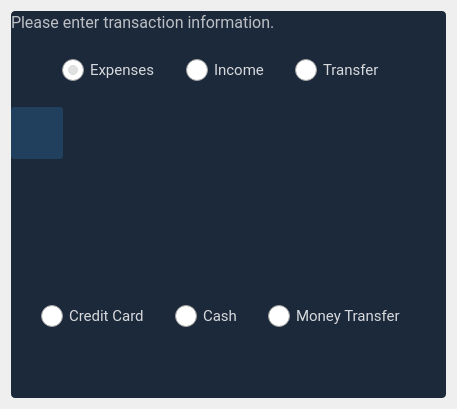
This is budgetter/view/skeletons/AddTransaction.ui in opierre/Budgetter as Qt 5 draws it before an edit. The edited form follows.
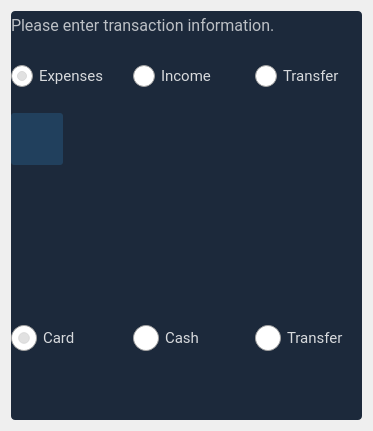
This is the edited form. Icons and pictures are not drawn. Custom widgets are drawn as their Qt base class.

Commit message: feat: completed add transaction popup layout

```diff
--- a/budgetter/view/skeletons/AddTransaction.ui
+++ b/budgetter/view/skeletons/AddTransaction.ui
@@ -6,8 +6,8 @@
    <rect>
     <x>0</x>
     <y>0</y>
-    <width>457</width>
-    <height>409</height>
+    <width>371</width>
+    <height>431</height>
    </rect>
   </property>
   <property name="windowTitle">
@@ -122,7 +122,44 @@
 	border: none;
 	border-radius: 3px;
 	outline: none;
-}</string>
+}
+
+QRadioButton#card::indicator::checked 
+{
+	image: url(:/images/images/credit_card_FILL1_wght400_GRAD0_opsz48.svg);
+}
+
+QRadioButton#card::indicator::unchecked 
+{
+	image: url(:/images/images/credit_card_FILL0_wght400_GRAD0_opsz48.svg);
+}
+
+QRadioButton#cash::indicator::checked 
+{
+	image: url(:/images/images/local_atm_FILL1_wght400_GRAD0_opsz48.svg);
+}
+
+QRadioButton#cash::indicator::unchecked 
+{
+	image: url(:/images/images/local_atm_FILL0_wght400_GRAD0_opsz48.svg);
+}
+
+QRadioButton#money_transfer::indicator::checked 
+{
+	image: url(:/images/images/swap_horizontal_circle_FILL1_wght400_GRAD0_opsz48.svg);
+}
+
+QRadioButton#money_transfer::indicator::unchecked 
+{
+	image: url(:/images/images/swap_horizontal_circle_FILL0_wght400_GRAD0_opsz48.svg);
+}
+
+QRadioButton#cash::indicator, QRadioButton#card::indicator, QRadioButton#money_transfer::indicator 
+{
+    width: 26px;
+    height: 26px;
+}
+</string>
   </property>
   <layout class="QGridLayout" name="gridLayout">
    <item row="0" column="0">
@@ -177,13 +214,38 @@
          <number>0</number>
         </property>
         <item>
-         <layout class="QHBoxLayout" name="radio_buttons">
+         <widget class="QWidget" name="widget" native="true">
+          <property name="sizePolicy">
+           <sizepolicy hsizetype="MinimumExpanding" vsizetype="Preferred">
+            <horstretch>0</horstretch>
+            <verstretch>0</verstretch>
+           </sizepolicy>
+          </property>
+          <property name="minimumSize">
+           <size>
+            <width>336</width>
+            <height>32</height>
+           </size>
+          </property>
+          <property name="maximumSize">
+           <size>
+            <width>16777215</width>
+            <height>32</height>
+           </size>
+          </property>
+          <layout class="QHBoxLayout" name="horizontalLayout_3">
           <property name="spacing">
            <number>30</number>
           </property>
+           <property name="leftMargin">
+            <number>0</number>
+           </property>
           <property name="topMargin">
            <number>5</number>
           </property>
+           <property name="rightMargin">
+            <number>0</number>
+           </property>
           <property name="bottomMargin">
            <number>5</number>
           </property>
@@ -202,6 +264,12 @@
           </item>
           <item>
            <widget class="QRadioButton" name="expenses">
+             <property name="minimumSize">
+              <size>
+               <width>92</width>
+               <height>0</height>
+              </size>
+             </property>
             <property name="font">
              <font>
               <family>Roboto</family>
@@ -224,6 +292,12 @@
           </item>
           <item>
            <widget class="QRadioButton" name="income">
+             <property name="minimumSize">
+              <size>
+               <width>92</width>
+               <height>0</height>
+              </size>
+             </property>
             <property name="font">
              <font>
               <family>Roboto</family>
@@ -243,6 +317,12 @@
           </item>
           <item>
            <widget class="QRadioButton" name="transfer">
+             <property name="minimumSize">
+              <size>
+               <width>92</width>
+               <height>0</height>
+              </size>
+             </property>
             <property name="font">
              <font>
               <family>Roboto</family>
@@ -274,6 +354,7 @@
            </spacer>
           </item>
          </layout>
+         </widget>
         </item>
         <item>
          <layout class="QHBoxLayout" name="horizontalLayout">
@@ -380,6 +461,9 @@
         </item>
         <item>
          <layout class="QHBoxLayout" name="horizontalLayout_4">
+          <property name="spacing">
+           <number>20</number>
+          </property>
           <item>
            <widget class="MaterialOutlinedDateEdit" name="date">
             <property name="minimumSize">
@@ -427,10 +511,65 @@
          </layout>
         </item>
         <item>
-         <layout class="QHBoxLayout" name="horizontalLayout_5">
+         <layout class="QGridLayout" name="gridLayout_2">
+          <property name="topMargin">
+           <number>10</number>
+          </property>
+          <property name="bottomMargin">
+           <number>0</number>
+          </property>
+          <property name="horizontalSpacing">
+           <number>30</number>
+          </property>
+          <property name="verticalSpacing">
+           <number>0</number>
+          </property>
+          <item row="1" column="0" colspan="3">
+           <widget class="MaterialOutlinedLineEdit" name="notes">
+            <property name="minimumSize">
+             <size>
+              <width>0</width>
+              <height>67</height>
+             </size>
+            </property>
+            <property name="maximumSize">
+             <size>
+              <width>16777215</width>
+              <height>67</height>
+             </size>
+            </property>
+            <property name="font">
+             <font>
+              <family>Roboto</family>
+              <pointsize>11</pointsize>
+             </font>
+            </property>
+           </widget>
+          </item>
+          <item row="0" column="0" colspan="3">
+           <widget class="QWidget" name="widget_2" native="true">
+            <property name="minimumSize">
+             <size>
+              <width>20</width>
+              <height>32</height>
+             </size>
+            </property>
+            <layout class="QHBoxLayout" name="horizontalLayout_6">
           <property name="spacing">
            <number>30</number>
           </property>
+             <property name="leftMargin">
+              <number>0</number>
+             </property>
+             <property name="topMargin">
+              <number>2</number>
+             </property>
+             <property name="rightMargin">
+              <number>0</number>
+             </property>
+             <property name="bottomMargin">
+              <number>0</number>
+             </property>
           <item>
            <spacer name="horizontalSpacer_3">
             <property name="orientation">
@@ -446,6 +585,12 @@
           </item>
           <item>
            <widget class="QRadioButton" name="card">
+               <property name="minimumSize">
+                <size>
+                 <width>92</width>
+                 <height>0</height>
+                </size>
+               </property>
             <property name="font">
              <font>
               <family>Roboto</family>
@@ -459,12 +604,21 @@
              <string notr="true">color: rgba(255, 255, 255, 210);</string>
             </property>
             <property name="text">
-             <string>Credit Card</string>
+                <string>Card</string>
+               </property>
+               <property name="checked">
+                <bool>true</bool>
             </property>
            </widget>
           </item>
           <item>
            <widget class="QRadioButton" name="cash">
+               <property name="minimumSize">
+                <size>
+                 <width>92</width>
+                 <height>0</height>
+                </size>
+               </property>
             <property name="font">
              <font>
               <family>Roboto</family>
@@ -484,6 +638,12 @@
           </item>
           <item>
            <widget class="QRadioButton" name="money_transfer">
+               <property name="minimumSize">
+                <size>
+                 <width>92</width>
+                 <height>0</height>
+                </size>
+               </property>
             <property name="font">
              <font>
               <family>Roboto</family>
@@ -497,7 +657,7 @@
              <string notr="true">color: rgba(255, 255, 255, 210);</string>
             </property>
             <property name="text">
-             <string>Money Transfer</string>
+                <string>Transfer</string>
             </property>
             <property name="iconSize">
              <size>
@@ -521,28 +681,9 @@
            </spacer>
           </item>
          </layout>
-        </item>
-        <item>
-         <widget class="MaterialOutlinedLineEdit" name="notes">
-          <property name="minimumSize">
-           <size>
-            <width>0</width>
-            <height>67</height>
-           </size>
-          </property>
-          <property name="maximumSize">
-           <size>
-            <width>16777215</width>
-            <height>67</height>
-           </size>
-          </property>
-          <property name="font">
-           <font>
-            <family>Roboto</family>
-            <pointsize>11</pointsize>
-           </font>
-          </property>
-         </widget>
+           </widget>
+          </item>
+         </layout>
         </item>
        </layout>
       </item>
```
Left out of the diff: 13 changed lines with no effect on the pictures. Lines whose indentation alone changed are shown as unchanged. The commit also changes 10 other files.
